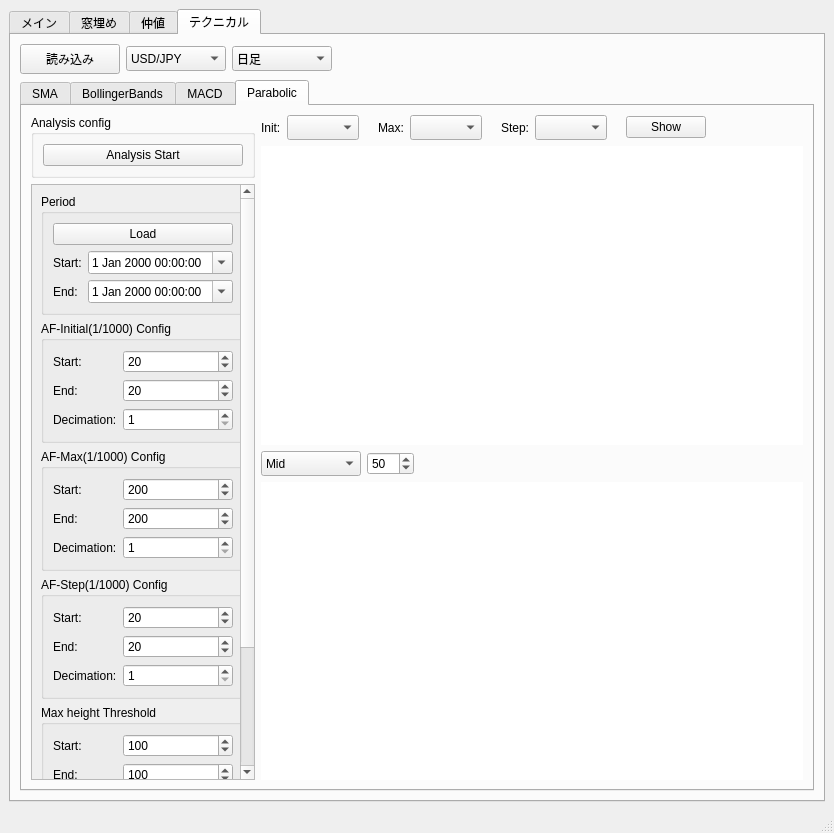
This is trade_monitor/trade_monitor/gui_monitor.ui in takkin-takilog/namake-trader as Qt 5 draws it before an edit. The edited form follows.
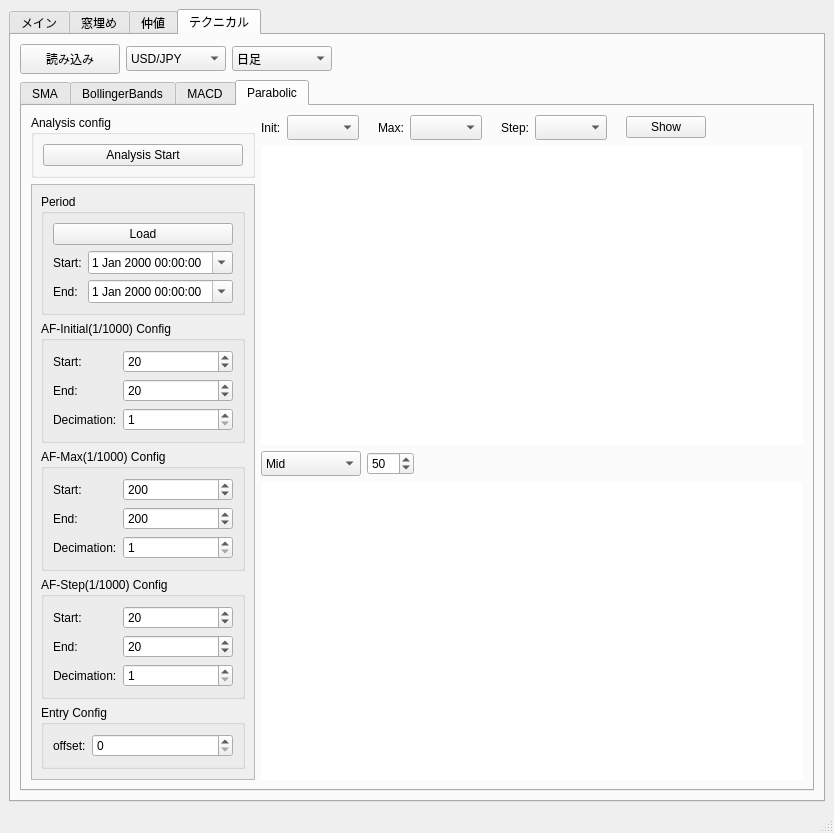
This is the edited form.

The edit to the form file:
```diff
--- a/trade_monitor/trade_monitor/gui_monitor.ui
+++ b/trade_monitor/trade_monitor/gui_monitor.ui
@@ -3018,7 +3018,7 @@
                      <x>0</x>
                      <y>0</y>
                      <width>238</width>
-                     <height>825</height>
+                     <height>653</height>
                     </rect>
                    </property>
                    <layout class="QVBoxLayout" name="verticalLayout_32">
@@ -3390,114 +3390,6 @@
                       </layout>
                      </widget>
                     </item>
-                    <item>
-                     <widget class="QGroupBox" name="groupBox_45">
-                      <property name="sizePolicy">
-                       <sizepolicy hsizetype="Preferred" vsizetype="Maximum">
-                        <horstretch>0</horstretch>
-                        <verstretch>0</verstretch>
-                       </sizepolicy>
-                      </property>
-                      <property name="title">
-                       <string>Max height Threshold</string>
-                      </property>
-                      <layout class="QGridLayout" name="gridLayout_51">
-                       <item row="1" column="0">
-                        <widget class="QLabel" name="label_112">
-                         <property name="sizePolicy">
-                          <sizepolicy hsizetype="Maximum" vsizetype="Preferred">
-                           <horstretch>0</horstretch>
-                           <verstretch>0</verstretch>
-                          </sizepolicy>
-                         </property>
-                         <property name="text">
-                          <string>End:</string>
-                         </property>
-                        </widget>
-                       </item>
-                       <item row="2" column="0">
-                        <widget class="QLabel" name="label_113">
-                         <property name="sizePolicy">
-                          <sizepolicy hsizetype="Maximum" vsizetype="Preferred">
-                           <horstretch>0</horstretch>
-                           <verstretch>0</verstretch>
-                          </sizepolicy>
-                         </property>
-                         <property name="text">
-                          <string>Decimation:</string>
-                         </property>
-                        </widget>
-                       </item>
-                       <item row="2" column="1">
-                        <widget class="QSpinBox" name="spinBox_TechParabolic_PlThDeci">
-                         <property name="sizePolicy">
-                          <sizepolicy hsizetype="Preferred" vsizetype="Preferred">
-                           <horstretch>0</horstretch>
-                           <verstretch>0</verstretch>
-                          </sizepolicy>
-                         </property>
-                         <property name="minimum">
-                          <number>1</number>
-                         </property>
-                         <property name="maximum">
-                          <number>999</number>
-                         </property>
-                        </widget>
-                       </item>
-                       <item row="0" column="1">
-                        <widget class="QSpinBox" name="spinBox_TechParabolic_PlThStr">
-                         <property name="sizePolicy">
-                          <sizepolicy hsizetype="Preferred" vsizetype="Preferred">
-                           <horstretch>0</horstretch>
-                           <verstretch>0</verstretch>
-                          </sizepolicy>
-                         </property>
-                         <property name="minimum">
-                          <number>1</number>
-                         </property>
-                         <property name="maximum">
-                          <number>9999</number>
-                         </property>
-                         <property name="value">
-                          <number>100</number>
-                         </property>
-                        </widget>
-                       </item>
-                       <item row="0" column="0">
-                        <widget class="QLabel" name="label_114">
-                         <property name="sizePolicy">
-                          <sizepolicy hsizetype="Maximum" vsizetype="Preferred">
-                           <horstretch>0</horstretch>
-                           <verstretch>0</verstretch>
-                          </sizepolicy>
-                         </property>
-                         <property name="text">
-                          <string>Start:</string>
-                         </property>
-                        </widget>
-                       </item>
-                       <item row="1" column="1">
-                        <widget class="QSpinBox" name="spinBox_TechParabolic_PlThEnd">
-                         <property name="sizePolicy">
-                          <sizepolicy hsizetype="Preferred" vsizetype="Preferred">
-                           <horstretch>0</horstretch>
-                           <verstretch>0</verstretch>
-                          </sizepolicy>
-                         </property>
-                         <property name="minimum">
-                          <number>1</number>
-                         </property>
-                         <property name="maximum">
-                          <number>9999</number>
-                         </property>
-                         <property name="value">
-                          <number>100</number>
-                         </property>
-                        </widget>
-                       </item>
-                      </layout>
-                     </widget>
-                    </item>
                     <item>
                      <widget class="QGroupBox" name="groupBox_46">
                       <property name="sizePolicy">
@@ -3510,7 +3402,7 @@
                        <string>Entry Config</string>
                       </property>
                       <layout class="QGridLayout" name="gridLayout_52">
-                       <item row="2" column="0">
+                       <item row="1" column="0">
                         <widget class="QLabel" name="label_115">
                          <property name="sizePolicy">
                           <sizepolicy hsizetype="Maximum" vsizetype="Preferred">
@@ -3523,7 +3415,7 @@
                          </property>
                         </widget>
                        </item>
-                       <item row="2" column="1">
+                       <item row="1" column="1">
                         <widget class="QSpinBox" name="spinBox_TechParabolic_EntryOfs">
                          <property name="sizePolicy">
                           <sizepolicy hsizetype="Preferred" vsizetype="Preferred">
@@ -3542,26 +3434,6 @@
                          </property>
                         </widget>
                        </item>
-                       <item row="0" column="0">
-                        <widget class="QLabel" name="label_116">
-                         <property name="sizePolicy">
-                          <sizepolicy hsizetype="Maximum" vsizetype="Preferred">
-                           <horstretch>0</horstretch>
-                           <verstretch>0</verstretch>
-                          </sizepolicy>
-                         </property>
-                         <property name="text">
-                          <string>valid_eval_th:</string>
-                         </property>
-                        </widget>
-                       </item>
-                       <item row="0" column="1">
-                        <widget class="QSpinBox" name="spinBox_TechParabolic_EvalTh">
-                         <property name="maximum">
-                          <number>100000</number>
-                         </property>
-                        </widget>
-                       </item>
                       </layout>
                      </widget>
                     </item>
```
